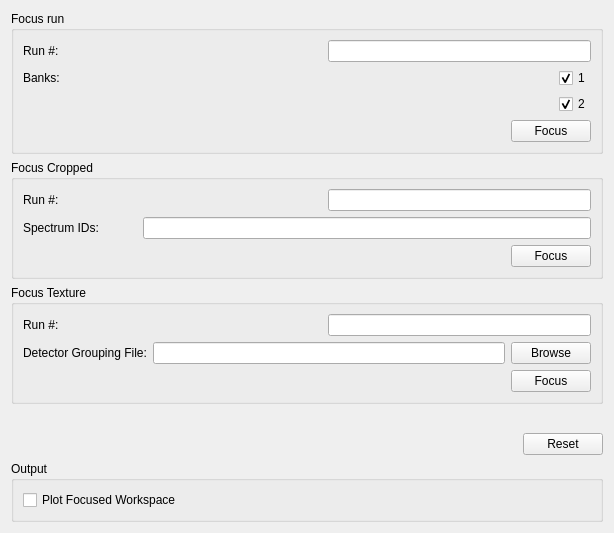
Before: the Qt Designer form Code/Mantid/MantidQt/CustomInterfaces/inc/MantidQtCustomInterfaces/EnggDiffraction/EnggDiffractionQtTabFocus.ui in mantidproject/mantid, drawn with Qt 5.
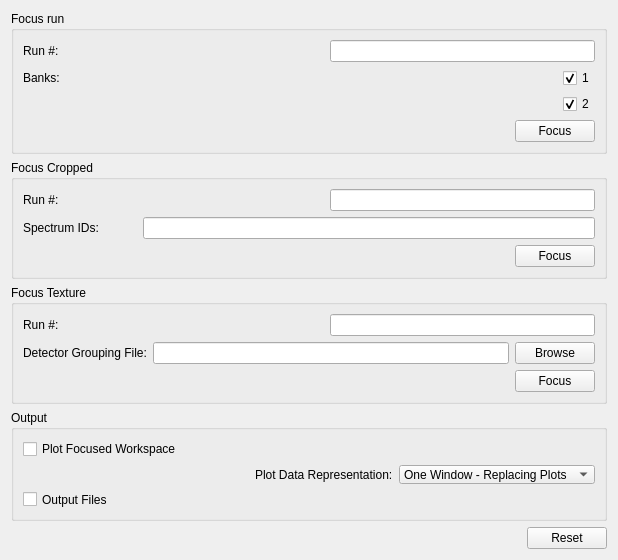
After: the same form once the commit is applied.

Commit message:
Interface updated with combo box for plotting data and output files
Refs #13811

```diff
--- a/Code/Mantid/MantidQt/CustomInterfaces/inc/MantidQtCustomInterfaces/EnggDiffraction/EnggDiffractionQtTabFocus.ui
+++ b/Code/Mantid/MantidQt/CustomInterfaces/inc/MantidQtCustomInterfaces/EnggDiffraction/EnggDiffractionQtTabFocus.ui
@@ -7,161 +7,14 @@
     <x>0</x>
     <y>0</y>
     <width>614</width>
-    <height>533</height>
+    <height>545</height>
    </rect>
   </property>
   <property name="windowTitle">
    <string>Form</string>
   </property>
-  <layout class="QGridLayout" name="gridLayout_3">
-   <item row="6" column="0">
-    <widget class="QGroupBox" name="groupBox_focus_2">
-     <property name="title">
-      <string>Output</string>
-     </property>
-     <layout class="QGridLayout" name="gridLayout_2">
-      <item row="0" column="0">
-       <layout class="QHBoxLayout" name="horizontalLayout_6">
-        <item>
-         <widget class="QCheckBox" name="checkBox_FocusedWS">
-          <property name="text">
-           <string>Plot Focused Workspace</string>
-          </property>
-         </widget>
-        </item>
-        <item>
-         <spacer name="horizontalSpacer_4">
-          <property name="orientation">
-           <enum>Qt::Horizontal</enum>
-          </property>
-          <property name="sizeHint" stdset="0">
-           <size>
-            <width>98</width>
-            <height>20</height>
-           </size>
-          </property>
-         </spacer>
-        </item>
-       </layout>
-      </item>
-     </layout>
-    </widget>
-   </item>
-   <item row="2" column="0">
-    <widget class="QGroupBox" name="groupBox">
-     <property name="title">
-      <string>Focus Cropped</string>
-     </property>
-     <layout class="QGridLayout" name="gridLayout_5">
-      <item row="0" column="0">
-       <layout class="QHBoxLayout" name="horizontalLayout_9">
-        <item>
-         <widget class="QLabel" name="label_cropped_run_num">
-          <property name="text">
-           <string>Run #:</string>
-          </property>
-         </widget>
-        </item>
-        <item>
-         <spacer name="horizontalSpacer_7">
-          <property name="orientation">
-           <enum>Qt::Horizontal</enum>
-          </property>
-          <property name="sizeHint" stdset="0">
-           <size>
-            <width>98</width>
-            <height>20</height>
-           </size>
-          </property>
-         </spacer>
-        </item>
-        <item>
-         <widget class="QLineEdit" name="lineEdit_cropped_run_num">
-          <property name="text">
-           <string/>
-          </property>
-          <property name="readOnly">
-           <bool>false</bool>
-          </property>
-         </widget>
-        </item>
-       </layout>
-      </item>
-      <item row="1" column="0">
-       <layout class="QHBoxLayout" name="horizontalLayout_10">
-        <item>
-         <widget class="QLabel" name="label_cropped_spec_ids">
-          <property name="text">
-           <string>Spectrum IDs:</string>
-          </property>
-         </widget>
-        </item>
-        <item>
-         <spacer name="horizontalSpacer_8">
-          <property name="orientation">
-           <enum>Qt::Horizontal</enum>
-          </property>
-          <property name="sizeHint" stdset="0">
-           <size>
-            <width>38</width>
-            <height>20</height>
-           </size>
-          </property>
-         </spacer>
-        </item>
-        <item>
-         <widget class="QLineEdit" name="lineEdit_cropped_spec_ids">
-          <property name="sizePolicy">
-           <sizepolicy hsizetype="Expanding" vsizetype="Fixed">
-            <horstretch>1</horstretch>
-            <verstretch>0</verstretch>
-           </sizepolicy>
-          </property>
-         </widget>
-        </item>
-       </layout>
-      </item>
-      <item row="2" column="0">
-       <layout class="QHBoxLayout" name="horizontalLayout_12">
-        <item>
-         <spacer name="horizontalSpacer_10">
-          <property name="orientation">
-           <enum>Qt::Horizontal</enum>
-          </property>
-          <property name="sizeHint" stdset="0">
-           <size>
-            <width>40</width>
-            <height>20</height>
-           </size>
-          </property>
-         </spacer>
-        </item>
-        <item>
-         <widget class="QPushButton" name="pushButton_focus_cropped">
-          <property name="text">
-           <string>Focus</string>
-          </property>
-         </widget>
-        </item>
-       </layout>
-      </item>
-     </layout>
-    </widget>
-   </item>
-   <item row="4" column="0">
-    <spacer name="verticalSpacer">
-     <property name="orientation">
-      <enum>Qt::Vertical</enum>
-     </property>
-     <property name="sizeHint" stdset="0">
-      <size>
-       <width>20</width>
-       <height>388</height>
-      </size>
-     </property>
-    </spacer>
-   </item>
-   <item row="0" column="0">
+  <layout class="QVBoxLayout" name="verticalLayout">
+   <item>
     <widget class="QGroupBox" name="groupBox_focus">
      <property name="title">
       <string>Focus run</string>
@@ -297,7 +150,108 @@
      </layout>
     </widget>
    </item>
-   <item row="3" column="0">
+   <item>
+    <widget class="QGroupBox" name="groupBox">
+     <property name="title">
+      <string>Focus Cropped</string>
+     </property>
+     <layout class="QGridLayout" name="gridLayout_5">
+      <item row="0" column="0">
+       <layout class="QHBoxLayout" name="horizontalLayout_9">
+        <item>
+         <widget class="QLabel" name="label_cropped_run_num">
+          <property name="text">
+           <string>Run #:</string>
+          </property>
+         </widget>
+        </item>
+        <item>
+         <spacer name="horizontalSpacer_7">
+          <property name="orientation">
+           <enum>Qt::Horizontal</enum>
+          </property>
+          <property name="sizeHint" stdset="0">
+           <size>
+            <width>98</width>
+            <height>20</height>
+           </size>
+          </property>
+         </spacer>
+        </item>
+        <item>
+         <widget class="QLineEdit" name="lineEdit_cropped_run_num">
+          <property name="text">
+           <string/>
+          </property>
+          <property name="readOnly">
+           <bool>false</bool>
+          </property>
+         </widget>
+        </item>
+       </layout>
+      </item>
+      <item row="1" column="0">
+       <layout class="QHBoxLayout" name="horizontalLayout_10">
+        <item>
+         <widget class="QLabel" name="label_cropped_spec_ids">
+          <property name="text">
+           <string>Spectrum IDs:</string>
+          </property>
+         </widget>
+        </item>
+        <item>
+         <spacer name="horizontalSpacer_8">
+          <property name="orientation">
+           <enum>Qt::Horizontal</enum>
+          </property>
+          <property name="sizeHint" stdset="0">
+           <size>
+            <width>38</width>
+            <height>20</height>
+           </size>
+          </property>
+         </spacer>
+        </item>
+        <item>
+         <widget class="QLineEdit" name="lineEdit_cropped_spec_ids">
+          <property name="sizePolicy">
+           <sizepolicy hsizetype="Expanding" vsizetype="Fixed">
+            <horstretch>1</horstretch>
+            <verstretch>0</verstretch>
+           </sizepolicy>
+          </property>
+         </widget>
+        </item>
+       </layout>
+      </item>
+      <item row="2" column="0">
+       <layout class="QHBoxLayout" name="horizontalLayout_12">
+        <item>
+         <spacer name="horizontalSpacer_10">
+          <property name="orientation">
+           <enum>Qt::Horizontal</enum>
+          </property>
+          <property name="sizeHint" stdset="0">
+           <size>
+            <width>40</width>
+            <height>20</height>
+           </size>
+          </property>
+         </spacer>
+        </item>
+        <item>
+         <widget class="QPushButton" name="pushButton_focus_cropped">
+          <property name="text">
+           <string>Focus</string>
+          </property>
+         </widget>
+        </item>
+       </layout>
+      </item>
+     </layout>
+    </widget>
+   </item>
+   <item>
     <widget class="QGroupBox" name="groupBox_2">
      <property name="title">
       <string>Focus Texture</string>
@@ -395,7 +349,153 @@
      </layout>
     </widget>
    </item>
-   <item row="5" column="0">
+   <item>
+    <spacer name="verticalSpacer_3">
+     <property name="orientation">
+      <enum>Qt::Vertical</enum>
+     </property>
+     <property name="sizeHint" stdset="0">
+      <size>
+       <width>20</width>
+       <height>40</height>
+      </size>
+     </property>
+    </spacer>
+   </item>
+   <item>
+    <widget class="QGroupBox" name="groupBox_focus_3">
+     <property name="minimumSize">
+      <size>
+       <width>596</width>
+       <height>111</height>
+      </size>
+     </property>
+     <property name="title">
+      <string>Output</string>
+     </property>
+     <layout class="QVBoxLayout" name="verticalLayout_6">
+      <item>
+       <layout class="QHBoxLayout" name="horizontalLayout_20">
+        <item>
+         <widget class="QCheckBox" name="checkBox_FocusedWS">
+          <property name="text">
+           <string>Plot Focused Workspace</string>
+          </property>
+         </widget>
+        </item>
+        <item>
+         <spacer name="horizontalSpacer_18">
+          <property name="orientation">
+           <enum>Qt::Horizontal</enum>
+          </property>
+          <property name="sizeHint" stdset="0">
+           <size>
+            <width>98</width>
+            <height>20</height>
+           </size>
+          </property>
+         </spacer>
+        </item>
+       </layout>
+      </item>
+      <item>
+       <layout class="QHBoxLayout" name="horizontalLayout_21">
+        <item>
+         <spacer name="horizontalSpacer_19">
+          <property name="orientation">
+           <enum>Qt::Horizontal</enum>
+          </property>
+          <property name="sizeHint" stdset="0">
+           <size>
+            <width>98</width>
+            <height>20</height>
+           </size>
+          </property>
+         </spacer>
+        </item>
+        <item>
+         <widget class="QLabel" name="label_4">
+          <property name="text">
+           <string>Plot Data Representation:</string>
+          </property>
+         </widget>
+        </item>
+        <item>
+         <widget class="QComboBox" name="comboBox_PlotData">
+          <property name="sizePolicy">
+           <sizepolicy hsizetype="Minimum" vsizetype="Fixed">
+            <horstretch>0</horstretch>
+            <verstretch>0</verstretch>
+           </sizepolicy>
+          </property>
+          <property name="minimumSize">
+           <size>
+            <width>175</width>
+            <height>10</height>
+           </size>
+          </property>
+          <property name="sizeIncrement">
+           <size>
+            <width>0</width>
+            <height>0</height>
+           </size>
+          </property>
+          <property name="baseSize">
+           <size>
+            <width>0</width>
+            <height>0</height>
+           </size>
+          </property>
+          <property name="layoutDirection">
+           <enum>Qt::LeftToRight</enum>
+          </property>
+          <item>
+           <property name="text">
+            <string>One Window - Replacing Plots</string>
+           </property>
+          </item>
+          <item>
+           <property name="text">
+            <string>One Window - Waterfall</string>
+           </property>
+          </item>
+          <item>
+           <property name="text">
+            <string>Multiple Windows</string>
+           </property>
+          </item>
+         </widget>
+        </item>
+       </layout>
+      </item>
+      <item>
+       <layout class="QHBoxLayout" name="horizontalLayout_22">
+        <item>
+         <widget class="QCheckBox" name="checkBox_OutputFiles_">
+          <property name="text">
+           <string>Output Files</string>
+          </property>
+         </widget>
+        </item>
+        <item>
+         <spacer name="horizontalSpacer_20">
+          <property name="orientation">
+           <enum>Qt::Horizontal</enum>
+          </property>
+          <property name="sizeHint" stdset="0">
+           <size>
+            <width>98</width>
+            <height>20</height>
+           </size>
+          </property>
+         </spacer>
+        </item>
+       </layout>
+      </item>
+     </layout>
+    </widget>
+   </item>
+   <item>
     <layout class="QHBoxLayout" name="horizontalLayout_13">
      <item>
       <spacer name="horizontalSpacer_11">
```
